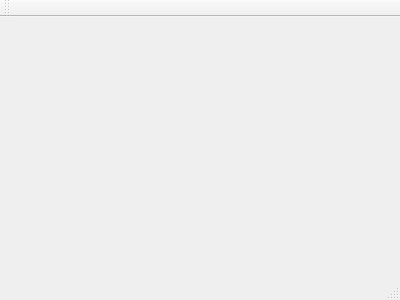
First picture: the form in planning/mainwindow.ui, repository guiacamelo/planningAlgorithms, before the edit.
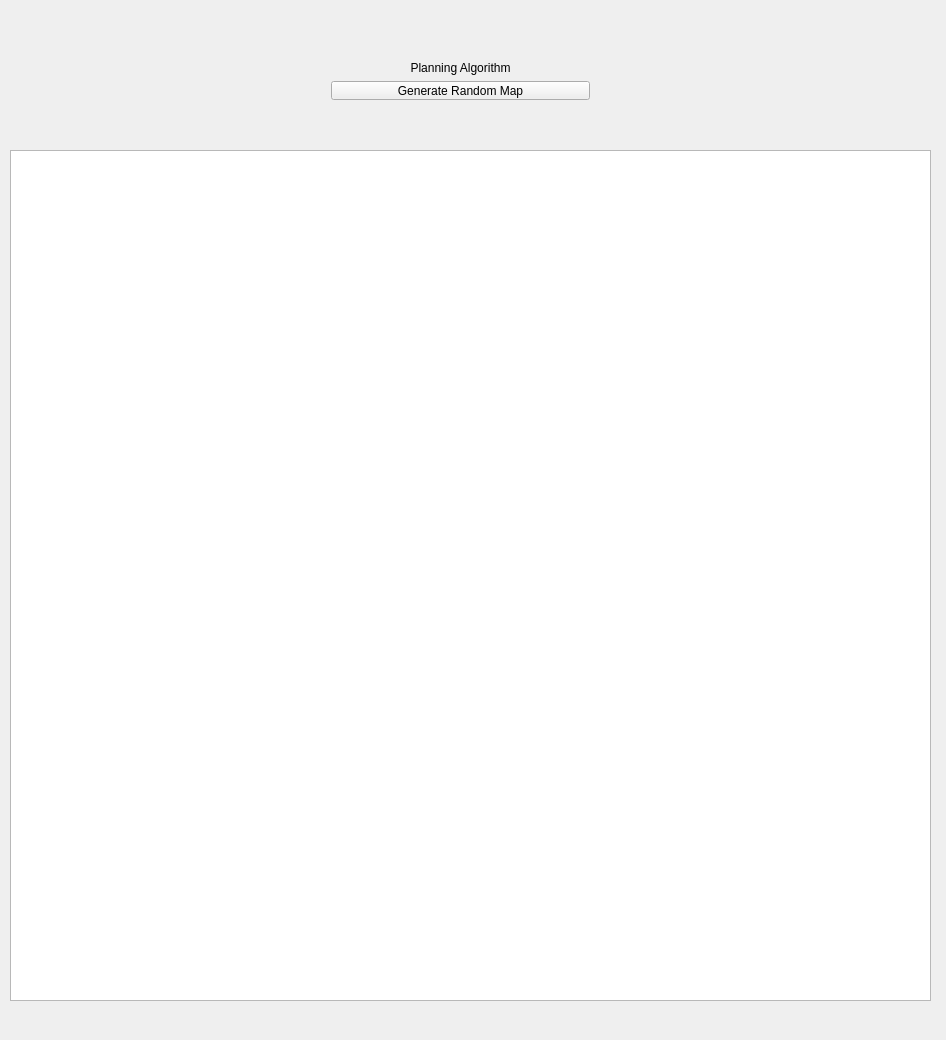
Second picture: the form after the edit.

Commit message: Generating random map

The edit to the form file:
```diff
--- a/planning/mainwindow.ui
+++ b/planning/mainwindow.ui
@@ -1,24 +1,91 @@
 <ui version="4.0">
  <class>MainWindow</class>
- <widget class="QMainWindow" name="MainWindow" >
-  <property name="geometry" >
+ <widget class="QMainWindow" name="MainWindow">
+  <property name="geometry">
    <rect>
     <x>0</x>
     <y>0</y>
-    <width>400</width>
-    <height>300</height>
+    <width>946</width>
+    <height>1040</height>
    </rect>
   </property>
   <property name="windowTitle" >
    <string>MainWindow</string>
   </property>
-  <widget class="QMenuBar" name="menuBar" />
-  <widget class="QToolBar" name="mainToolBar" />
-  <widget class="QWidget" name="centralWidget" />
-  <widget class="QStatusBar" name="statusBar" />
+  <widget class="QWidget" name="centralWidget">
+   <widget class="QGraphicsView" name="graphicsView">
+    <property name="geometry">
+     <rect>
+      <x>10</x>
+      <y>150</y>
+      <width>921</width>
+      <height>851</height>
+     </rect>
+    </property>
+    <property name="sizePolicy">
+     <sizepolicy hsizetype="Fixed" vsizetype="Fixed">
+      <horstretch>0</horstretch>
+      <verstretch>0</verstretch>
+     </sizepolicy>
+    </property>
+    <property name="minimumSize">
+     <size>
+      <width>600</width>
+      <height>600</height>
+     </size>
+    </property>
+    <property name="maximumSize">
+     <size>
+      <width>1600</width>
+      <height>1600</height>
+     </size>
+    </property>
+    <property name="transformationAnchor">
+     <enum>QGraphicsView::NoAnchor</enum>
+    </property>
+   </widget>
+   <widget class="QWidget" name="layoutWidget">
+    <property name="geometry">
+     <rect>
+      <x>320</x>
+      <y>50</y>
+      <width>281</width>
+      <height>81</height>
+     </rect>
+    </property>
+    <layout class="QVBoxLayout" name="verticalLayout">
+     <item>
+      <widget class="QLabel" name="label">
+       <property name="text">
+        <string>Planning Algorithm</string>
+       </property>
+       <property name="alignment">
+        <set>Qt::AlignCenter</set>
+       </property>
+      </widget>
+     </item>
+     <item>
+      <widget class="QPushButton" name="btnGenerateMap">
+       <property name="text">
+        <string>Generate Random Map</string>
+       </property>
+      </widget>
+     </item>
+     <item>
+      <widget class="QLabel" name="lblTopMessage">
+       <property name="text">
+        <string/>
+       </property>
+       <property name="alignment">
+        <set>Qt::AlignCenter</set>
+       </property>
+      </widget>
+     </item>
+    </layout>
+   </widget>
+  </widget>
  </widget>
- <layoutDefault spacing="6" margin="11" />
- <pixmapfunction></pixmapfunction>
+ <layoutdefault spacing="6" margin="11"/>
  <resources/>
  <connections/>
 </ui>
```
Left out of the diff: 3 changed lines with no effect on the pictures. The commit also changes 7 other files.
